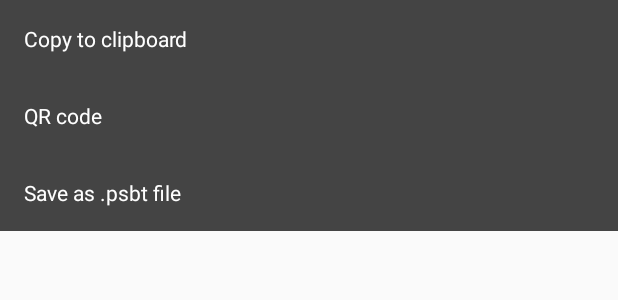
After one commit to shannona/GordianSigner-Android, an Android app: the layout fragment_export.xml on its own in the app's theme, with its tools: preview values and no code run, on a phone screen of 412 x 824 dp. The commit adds this screen. Shown: the top 300 px of the screen. Run offline under Robolectric (Android 15) with nearby library versions, the phone set to English and light mode, and no system bars.

Commit message:
export signed psbt as multiple formats (qr, file, copy)

```diff
--- a/app/src/main/java/com/bc/gordiansigner/ui/share_account/ShareAccountMapActivity.kt
+++ b/app/src/main/java/com/bc/gordiansigner/ui/share_account/ShareAccountMapActivity.kt
@@ -92,6 +92,7 @@ class ShareAccountMapActivity : BaseAppCompatActivity() {
 
     override fun onCreateOptionsMenu(menu: Menu?): Boolean {
         menuInflater.inflate(R.menu.common_menu, menu)
+        menu?.findItem(R.id.action_import)?.isVisible = false
         return super.onCreateOptionsMenu(menu)
     }
 
--- /dev/null
+++ b/app/src/main/res/drawable/ic_import_24.xml
@@ -0,0 +1,5 @@
+<vector android:height="24dp" android:tint="#FFFFFF"
+    android:viewportHeight="24" android:viewportWidth="24"
+    android:width="24dp" xmlns:android="http://schemas.android.com/apk/res/android">
+    <path android:fillColor="@android:color/white" android:pathData="M19,12v7L5,19v-7L3,12v7c0,1.1 0.9,2 2,2h14c1.1,0 2,-0.9 2,-2v-7h-2zM13,12.67l2.59,-2.58L17,11.5l-5,5 -5,-5 1.41,-1.41L11,12.67L11,3h2z"/>
+</vector>
--- /dev/null
+++ b/app/src/main/res/drawable/rounded_top_white_background.xml
@@ -0,0 +1,8 @@
+<?xml version="1.0" encoding="utf-8"?>
+<shape  xmlns:android="http://schemas.android.com/apk/res/android">
+    <solid android:color="@color/white" />
+    <corners
+        android:topLeftRadius="16dp"
+        android:topRightRadius="16dp"
+        />
+</shape>
--- /dev/null
+++ b/app/src/main/res/layout/fragment_export.xml
@@ -0,0 +1,33 @@
+<?xml version="1.0" encoding="utf-8"?>
+<androidx.constraintlayout.widget.ConstraintLayout xmlns:android="http://schemas.android.com/apk/res/android"
+    xmlns:app="http://schemas.android.com/apk/res-auto"
+    android:layout_width="match_parent"
+    android:layout_height="wrap_content"
+    android:background="@color/tundora">
+
+    <androidx.appcompat.widget.AppCompatTextView
+        android:id="@+id/tvCopy"
+        android:layout_width="match_parent"
+        android:layout_height="wrap_content"
+        android:background="?attr/selectableItemBackground"
+        android:padding="16dp"
+        android:text="@string/copy_to_clipboard"
+        app:layout_constraintBottom_toTopOf="@id/tvQRCode" />
+
+    <androidx.appcompat.widget.AppCompatTextView
+        android:id="@+id/tvQRCode"
+        android:layout_width="match_parent"
+        android:layout_height="wrap_content"
+        android:padding="16dp"
+        android:text="@string/qr_code"
+        app:layout_constraintBottom_toTopOf="@id/tvFile" />
+
+    <androidx.appcompat.widget.AppCompatTextView
+        android:id="@+id/tvFile"
+        android:layout_width="match_parent"
+        android:layout_height="wrap_content"
+        android:padding="16dp"
+        android:text="@string/save_as_psbt_file"
+        app:layout_constraintBottom_toBottomOf="parent" />
+
+</androidx.constraintlayout.widget.ConstraintLayout>
--- a/app/src/main/res/values/strings.xml
+++ b/app/src/main/res/values/strings.xml
@@ -14,6 +14,7 @@
     <string name="gordian_signers">Gordian Signers</string>
 
     <string name="add">Add</string>
+    <string name="import_new">Import</string>
     <string name="edit">Edit</string>
     <string name="done">Done</string>
     <string name="paste">Paste</string>
@@ -22,7 +23,7 @@
     <string name="enable_camera_access">Enable Camera Access</string>
     <string name="enable_access">Enable Access</string>
     <string name="scan">Scan</string>
-    <string name="signer">Signer</string>
+    <string name="signers">Signers</string>
 
     <string name="invalid_account_map">Invalid Account Map</string>
     <string name="invalid_psbt">Invalid PSBT</string>
@@ -35,4 +36,7 @@
     <string name="you_can_tap_sign_button_to_sign_your_psbt">You can tap the \"sign\" button to sign your psbt</string>
     <string name="psbt_signed">PSBT signed ✅</string>
     <string name="you_may_now_export_it_by_tapping_the_export_button">You may now export it by tapping the \"export\" button"</string>
+    <string name="copy_to_clipboard">Copy to clipboard</string>
+    <string name="qr_code">QR code</string>
+    <string name="save_as_psbt_file">Save as .psbt file</string>
 </resources>
--- a/app/src/main/res/values/styles.xml
+++ b/app/src/main/res/values/styles.xml
@@ -6,6 +6,8 @@
         <item name="colorPrimaryDark">@color/colorPrimaryDark</item>
         <item name="colorAccent">@color/colorAccent</item>
         <item name="android:textColor">@color/white</item>
+        <item name="android:itemBackground">@color/tundora</item>
+        <item name="bottomSheetDialogTheme">@style/AppBottomSheetDialogTheme</item>
     </style>
 
     <style name="AlertDialogCustom" parent="Theme.AppCompat.DayNight.Dialog.Alert">
@@ -14,4 +16,13 @@
         <item name="android:background">@color/tundora</item>
     </style>
 
+    <style name="AppBottomSheetDialogTheme"
+        parent="Theme.Design.Light.BottomSheetDialog">
+        <item name="bottomSheetStyle">@style/AppModalStyle</item>
+    </style>
+
+    <style name="AppModalStyle"
+        parent="Widget.Design.BottomSheet.Modal">
+        <item name="android:background">@drawable/rounded_top_white_background</item>
+    </style>
 </resources>
--- /dev/null
+++ b/app/src/main/res/xml/file_paths.xml
@@ -0,0 +1,6 @@
+<?xml version="1.0" encoding="utf-8"?>
+<paths>
+    <external-path
+        name="external_files"
+        path="." />
+</paths>
```
Also changed, not shown: app/build.gradle (+7 -4 lines), app/src/main/AndroidManifest.xml (+14 -0 lines), app/src/main/java/com/bc/gordiansigner/helper/ext/NavigatorExt.kt (+29 -0 lines), app/src/main/java/com/bc/gordiansigner/helper/ext/OthersExt.kt (added, +20 -0 lines), app/src/main/java/com/bc/gordiansigner/helper/ext/StringExt.kt (+15 -0 lines), app/src/main/java/com/bc/gordiansigner/helper/view/ExportBottomSheetDialog.kt (added, +47 -0 lines), app/src/main/java/com/bc/gordiansigner/helper/view/QRCodeBottomSheetDialog.kt (added, +32 -0 lines), app/src/main/java/com/bc/gordiansigner/ui/sign/PsbtSignActivity.kt (+95 -7 lines), app/src/main/res/layout/activity_psbt_sign.xml (+10 -0 lines), app/src/main/res/layout/fragment_qr_code.xml (added, +16 -0 lines), app/src/main/res/menu/common_menu.xml (+14 -11 lines).
